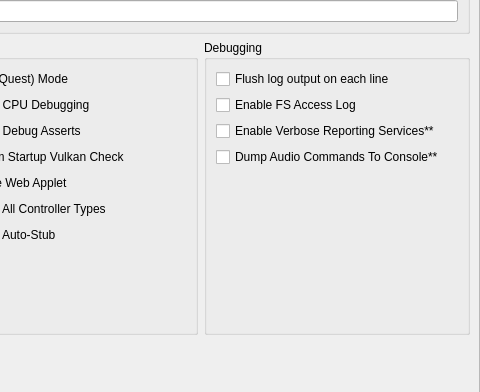
Before: the Qt Designer form src/yuzu/configuration/configure_debug.ui in rorrim-rorrim/eden-alt, drawn with Qt 5; both pictures show x 351 to 831 and y 162 to 554 of the 831 by 760 pixel window.
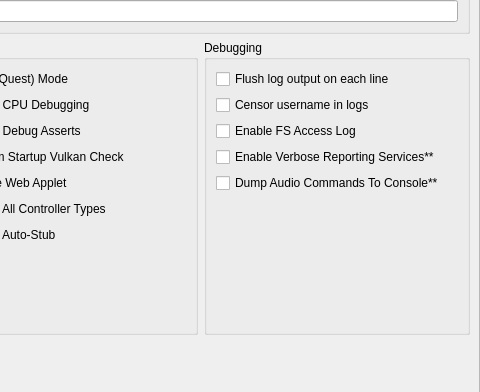
After: the same form once the commit is applied.

Commit message: add option to censor the username in logs (#111)

The edit to the form file:
```diff
--- a/src/yuzu/configuration/configure_debug.ui
+++ b/src/yuzu/configuration/configure_debug.ui
@@ -474,21 +474,7 @@
          <string>Debugging</string>
         </property>
         <layout class="QGridLayout" name="gridLayout_3">
-         <item row="3" column="0">
-          <widget class="QCheckBox" name="reporting_services">
-           <property name="text">
-            <string>Enable Verbose Reporting Services**</string>
-           </property>
-          </widget>
-         </item>
-         <item row="1" column="0">
-          <widget class="QCheckBox" name="fs_access_log">
-           <property name="text">
-            <string>Enable FS Access Log</string>
-           </property>
-          </widget>
-         </item>
-         <item row="6" column="0">
+         <item row="7" column="0">
           <spacer name="verticalSpacer_3">
            <property name="orientation">
             <enum>Qt::Orientation::Vertical</enum>
@@ -504,7 +490,7 @@
            </property>
           </spacer>
          </item>
-         <item row="4" column="0">
+         <item row="5" column="0">
           <widget class="QCheckBox" name="dump_audio_commands">
            <property name="toolTip">
             <string>Enable this to output the latest generated audio command list to the console. Only affects games using the audio renderer.</string>
@@ -521,6 +507,27 @@
            </property>
           </widget>
          </item>
+         <item row="2" column="0">
+          <widget class="QCheckBox" name="fs_access_log">
+           <property name="text">
+            <string>Enable FS Access Log</string>
+           </property>
+          </widget>
+         </item>
+         <item row="4" column="0">
+          <widget class="QCheckBox" name="reporting_services">
+           <property name="text">
+            <string>Enable Verbose Reporting Services**</string>
+           </property>
+          </widget>
+         </item>
+         <item row="1" column="0">
+          <widget class="QCheckBox" name="censor_username">
+           <property name="text">
+            <string>Censor username in logs</string>
+           </property>
+          </widget>
+         </item>
         </layout>
        </widget>
       </item>
```
The commit also changes 3 other files.
